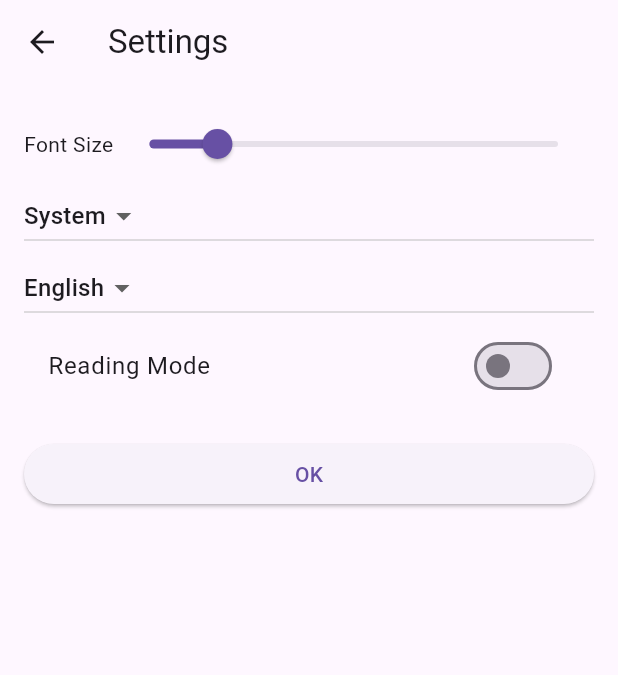
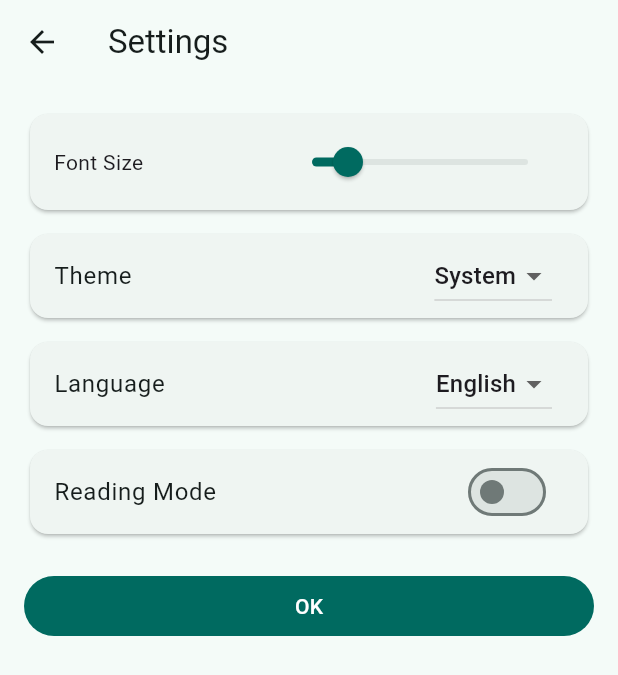
Before and after one commit to ipfans/readly-it, a Flutter app: the screen it shows after launch, after a tap on the "settings" icon, on a phone screen of 412 x 824 dp. Shown: the top 675 px of the screen. Run offline on Flutter 3.47's test engine with Material 3 defaults, Android fonts, the phone set to English and light mode, and no system bars; our stand-ins replace file_picker, flutter_riverpod, hive, hive_flutter, webview_flutter; missing offline and left inert: icloud_storage, readability, receive_sharing_intent; accounts and stored records are empty; network calls fail.

Commit message:
Improve UI design

```diff
--- a/lib/l10n/app_localizations.dart
+++ b/lib/l10n/app_localizations.dart
@@ -14,6 +14,7 @@ class AppLocalizations {
       'theme': 'Theme',
       'language': 'Language',
       'reading_mode': 'Reading Mode',
+      'ok': 'OK',
     },
     'zh': {
       'app_title': '稍后阅读',
@@ -24,6 +25,7 @@ class AppLocalizations {
       'theme': '主题',
       'language': '语言',
       'reading_mode': '阅读模式',
+      'ok': '确定',
     },
     'ja': {
       'app_title': '後で読む',
@@ -34,6 +36,7 @@ class AppLocalizations {
       'theme': 'テーマ',
       'language': '言語',
       'reading_mode': 'リーディングモード',
+      'ok': 'OK',
     },
   };
 
@@ -50,6 +53,7 @@ class AppLocalizations {
   String get theme => _text('theme');
   String get language => _text('language');
   String get readingMode => _text('reading_mode');
+  String get ok => _text('ok');
 
   static const LocalizationsDelegate<AppLocalizations> delegate =
       _AppLocalizationsDelegate();
--- a/lib/main.dart
+++ b/lib/main.dart
@@ -27,16 +27,22 @@ class MyApp extends ConsumerWidget {
   @override
   Widget build(BuildContext context, WidgetRef ref) {
     final settings = ref.watch(settingsProvider);
+    final baseTextTheme = ThemeData.light().textTheme.apply(
+          fontSizeFactor: settings.fontSize / 14,
+          fontFamily: settings.fontFamily == 'System' ? null : settings.fontFamily,
+        );
     return MaterialApp(
       title: 'ReadlyIt',
       themeMode: settings.themeMode,
       theme: ThemeData(
-        textTheme:
-            ThemeData.light().textTheme.apply(fontSizeFactor: settings.fontSize / 14),
+        useMaterial3: true,
+        colorSchemeSeed: Colors.teal,
+        textTheme: baseTextTheme,
       ),
       darkTheme: ThemeData.dark().copyWith(
-        textTheme:
-            ThemeData.dark().textTheme.apply(fontSizeFactor: settings.fontSize / 14),
+        useMaterial3: true,
+        colorSchemeSeed: Colors.teal,
+        textTheme: baseTextTheme,
       ),
       locale: settings.locale,
       localizationsDelegates: const [
--- a/lib/screens/article_screen.dart
+++ b/lib/screens/article_screen.dart
@@ -54,15 +54,14 @@ class _ArticleScreenState extends ConsumerState<ArticleScreen> {
   @override
   Widget build(BuildContext context) {
     return Scaffold(
-      appBar: AppBar(
-        actions: [
-          IconButton(
-            icon: Icon(_readingMode ? Icons.chrome_reader_mode : Icons.public),
-            onPressed: _toggle,
-          ),
-        ],
+      appBar: AppBar(),
+      body: WebViewWidget(controller: _controller),
+      floatingActionButton: FloatingActionButton(
+        onPressed: _toggle,
+        child: Icon(
+          _readingMode ? Icons.chrome_reader_mode : Icons.public,
+        ),
       ),
-      body: WebViewWidget(controller: _controller),
     );
   }
 }
--- a/lib/screens/home_screen.dart
+++ b/lib/screens/home_screen.dart
@@ -76,16 +76,23 @@ class _HomeScreenState extends ConsumerState<HomeScreen> {
           ),
         ],
       ),
-      body: ListView.builder(
+      body: Padding(
+        padding: const EdgeInsets.all(8),
+        child: ListView.separated(
           itemCount: items.length,
+          separatorBuilder: (_, __) => const SizedBox(height: 8),
           itemBuilder: (context, index) {
             final item = items[index];
-          return ListTile(
+            return Card(
+              child: ListTile(
                 title: Text(item.title ?? item.url),
                 subtitle: Text(item.url),
+                trailing: const Icon(Icons.chevron_right),
                 onTap: () => _openUrl(item.url),
+              ),
             );
           },
+        ),
       ),
     );
   }
--- a/lib/screens/settings_screen.dart
+++ b/lib/screens/settings_screen.dart
@@ -30,29 +30,44 @@ class _SettingsScreenState extends ConsumerState<SettingsScreen> {
       body: ListView(
         padding: const EdgeInsets.all(16),
         children: [
-          Row(
+          Card(
+            child: Padding(
+              padding: const EdgeInsets.symmetric(horizontal: 16, vertical: 8),
+              child: Row(
                 children: [
-              Text(loc.fontSize),
-              Expanded(
-                child: Slider(
+                  Expanded(child: Text(loc.fontSize)),
+                  Slider(
                     min: 12,
                     max: 24,
                     value: _temp.fontSize,
-                  onChanged: (v) => setState(() => _temp = _temp.copyWith(fontSize: v)),
-                ),
+                    onChanged: (v) =>
+                        setState(() => _temp = _temp.copyWith(fontSize: v)),
                   ),
                 ],
               ),
-          DropdownButton<ThemeMode>(
+            ),
+          ),
+          const SizedBox(height: 8),
+          Card(
+            child: ListTile(
+              title: Text(loc.theme),
+              trailing: DropdownButton<ThemeMode>(
                 value: _temp.themeMode,
-            onChanged: (mode) => setState(() => _temp = _temp.copyWith(themeMode: mode)),
+                onChanged: (mode) =>
+                    setState(() => _temp = _temp.copyWith(themeMode: mode)),
                 items: const [
                   DropdownMenuItem(value: ThemeMode.system, child: Text('System')),
                   DropdownMenuItem(value: ThemeMode.light, child: Text('Light')),
                   DropdownMenuItem(value: ThemeMode.dark, child: Text('Dark')),
                 ],
               ),
-          DropdownButton<Locale>(
+            ),
+          ),
+          const SizedBox(height: 8),
+          Card(
+            child: ListTile(
+              title: Text(loc.language),
+              trailing: DropdownButton<Locale>(
                 value: _temp.locale,
                 onChanged: (l) => setState(() => _temp = _temp.copyWith(locale: l)),
                 items: const [
@@ -61,19 +76,24 @@ class _SettingsScreenState extends ConsumerState<SettingsScreen> {
                   DropdownMenuItem(value: Locale('ja'), child: Text('日本語')),
                 ],
               ),
-          SwitchListTile(
+            ),
+          ),
+          const SizedBox(height: 8),
+          Card(
+            child: SwitchListTile.adaptive(
               title: Text(loc.readingMode),
               value: _temp.readingMode,
               onChanged: (v) =>
                   setState(() => _temp = _temp.copyWith(readingMode: v)),
             ),
+          ),
           const SizedBox(height: 20),
-          ElevatedButton(
+          FilledButton(
             onPressed: () {
               ref.read(settingsProvider.notifier).update(_temp);
               Navigator.of(context).pop();
             },
-            child: Text('OK'),
+            child: Text(loc.ok),
           ),
         ],
       ),
```
Also changed, not shown: 1 other file. Lines whose indentation alone changed are shown as unchanged.
